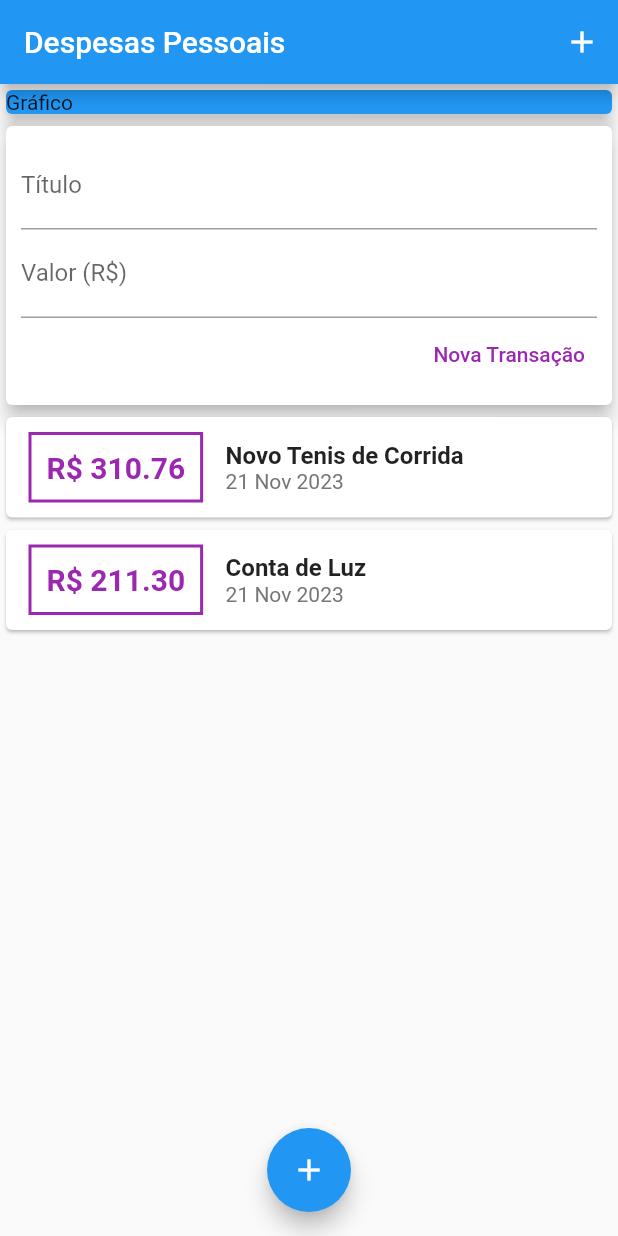
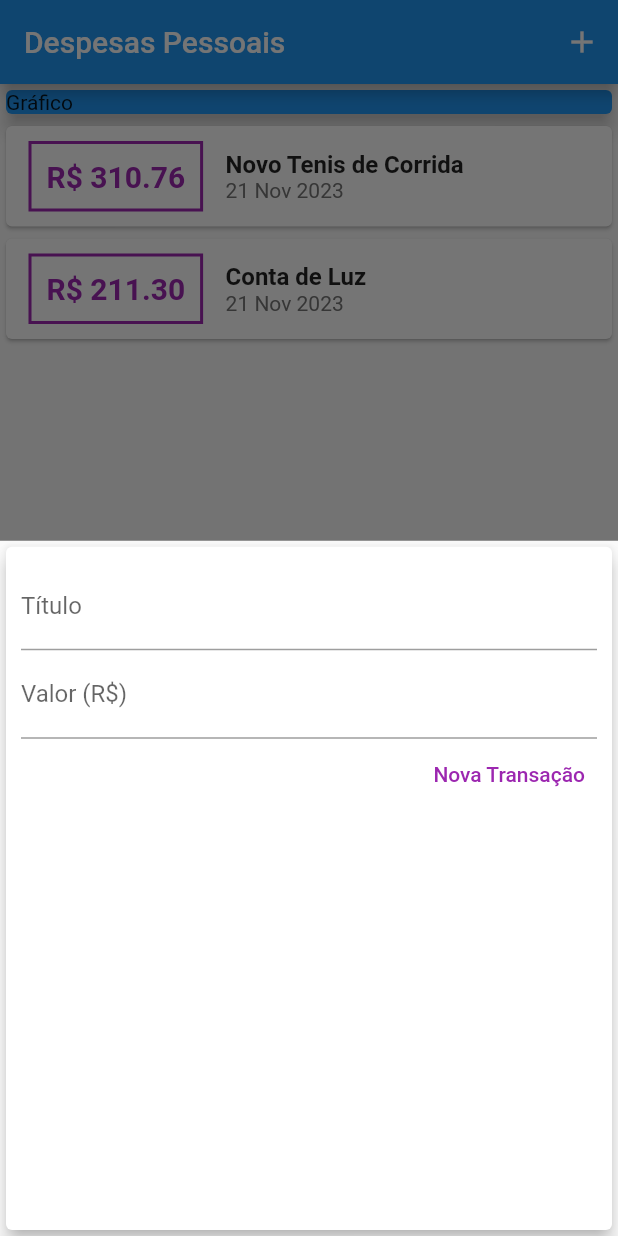
Before and after one commit to kessygodoy/Flutter, a Flutter app: the screen it shows after launch, after a tap on the "add" icon, on a phone screen of 412 x 824 dp. Run offline on Flutter 3.47's test engine with Material 2 defaults, Android fonts, the phone set to English and light mode, and no system bars.

```diff
--- a/curso_flutter/despesas/lib/components/transaction_form.dart
+++ b/curso_flutter/despesas/lib/components/transaction_form.dart
@@ -1,14 +1,20 @@
 import 'package:flutter/material.dart';
 
-class TransactionForm extends StatelessWidget {
-  final titleController = TextEditingController();
-  final valueController = TextEditingController();
-
+class TransactionForm extends StatefulWidget {
   final void Function(String, double) onSubmit;
 
   TransactionForm(this.onSubmit);
+
+  @override
+  State<TransactionForm> createState() => _TransactionFormState();
+}
+
+class _TransactionFormState extends State<TransactionForm> {
+  final titleController = TextEditingController();
+
+  final valueController = TextEditingController();
+
   //Componente que exibe o formulario de Titulo e Valor e botao para adicionar uma nova transação
-
   _submitForm() {
     final title = titleController.text;
     final value = double.tryParse(valueController.text) ?? 0.0;
@@ -17,7 +23,7 @@ class TransactionForm extends StatelessWidget {
       return;
     }
 
-    onSubmit(title, value);
+    widget.onSubmit(title, value);
   }
 
   @override
--- a/curso_flutter/despesas/lib/components/transaction_user.dart
+++ /dev/null
@@ -1,50 +0,0 @@
-import 'dart:math';
-
-import 'package:flutter/material.dart';
-import '../models/transaction.dart';
-import 'transaction_form.dart';
-import 'transaction_list.dart';
-
-class TransactionUser extends StatefulWidget {
-  @override
-  State<TransactionUser> createState() => _TransactionUserState();
-}
-
-class _TransactionUserState extends State<TransactionUser> {
-  final _transactions = [
-    Transaction(
-      id: 't1',
-      title: 'Novo Tenis de Corrida',
-      value: 310.76,
-      date: DateTime.now(),
-    ),
-    Transaction(
-      id: 't2',
-      title: 'Conta de Luz',
-      value: 211.30,
-      date: DateTime.now(),
-    )
-  ];
-
-  _addTransaction(String title, double value) {
-    final newTransaction = Transaction(
-        id: Random().nextDouble().toString(),
-        title: title,
-        value: value,
-        date: DateTime.now());
-
-    setState(() {
-      _transactions.add(newTransaction);
-    });
-  }
-
-  @override
-  Widget build(BuildContext context) {
-    return Column(
-      children: [
-        TransactionForm(_addTransaction),
-        TransactionList(_transactions),
-      ],
-    );
-  }
-}
--- a/curso_flutter/despesas/lib/main.dart
+++ b/curso_flutter/despesas/lib/main.dart
@@ -1,5 +1,11 @@
-import 'package:despesas/components/transaction_user.dart';
+import 'package:despesas/components/transaction_form.dart';
+// import 'package:despesas/components/transaction_user.dart';
 import 'package:flutter/material.dart';
+
+import 'dart:math';
+import '../models/transaction.dart';
+import '../components/transaction_form.dart';
+import '../components/transaction_list.dart';
 
 main() => runApp(ExpensesApp());
 
@@ -14,7 +20,48 @@ class ExpensesApp extends StatelessWidget {
   }
 }
 
-class MyHomePage extends StatelessWidget {
+class MyHomePage extends StatefulWidget {
+  @override
+  State<MyHomePage> createState() => _MyHomePageState();
+}
+
+class _MyHomePageState extends State<MyHomePage> {
+  final _transactions = [
+    Transaction(
+      id: 't1',
+      title: 'Novo Tenis de Corrida',
+      value: 310.76,
+      date: DateTime.now(),
+    ),
+    Transaction(
+      id: 't2',
+      title: 'Conta de Luz',
+      value: 211.30,
+      date: DateTime.now(),
+    )
+  ];
+
+  _addTransaction(String title, double value) {
+    final newTransaction = Transaction(
+        id: Random().nextDouble().toString(),
+        title: title,
+        value: value,
+        date: DateTime.now());
+
+    setState(() {
+      _transactions.add(newTransaction);
+    });
+    Navigator.of(context).pop(); // Fecha o modal formulario
+  }
+
+  _opentransactionFormModal(BuildContext context) {
+    showModalBottomSheet(
+        context: context,
+        builder: (_) {
+          return TransactionForm(_addTransaction);
+        });
+  }
+
   @override
   Widget build(BuildContext context) {
     return Scaffold(
@@ -23,7 +70,9 @@ class MyHomePage extends StatelessWidget {
         title: Text('Despesas Pessoais'),
         actions: [
           IconButton(
-            onPressed: () {},
+            onPressed: () {
+              _opentransactionFormModal(context);
+            },
             icon: Icon(Icons.add),
           )
         ],
@@ -38,13 +87,14 @@ class MyHomePage extends StatelessWidget {
               elevation: 5,
             ),
           ),
-          TransactionUser(),
+          TransactionList(_transactions),
         ],
       ),
       floatingActionButton: FloatingActionButton(
-        child: Icon(Icons.add),
-        onPressed: () {},
-      ),
+          child: Icon(Icons.add),
+          onPressed: () {
+            _opentransactionFormModal(context);
+          }),
       floatingActionButtonLocation: FloatingActionButtonLocation.centerFloat,
     );
   }
```
